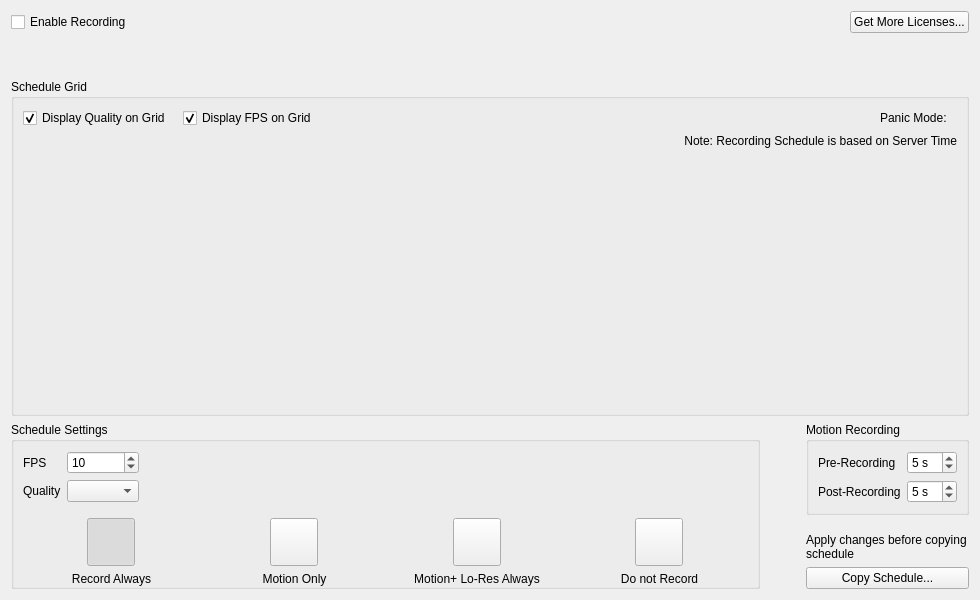
The window that client/src/ui/widgets/properties/camera_schedule_widget.ui (networkoptix/nx_open) describes before a commit, drawn with Qt 5.
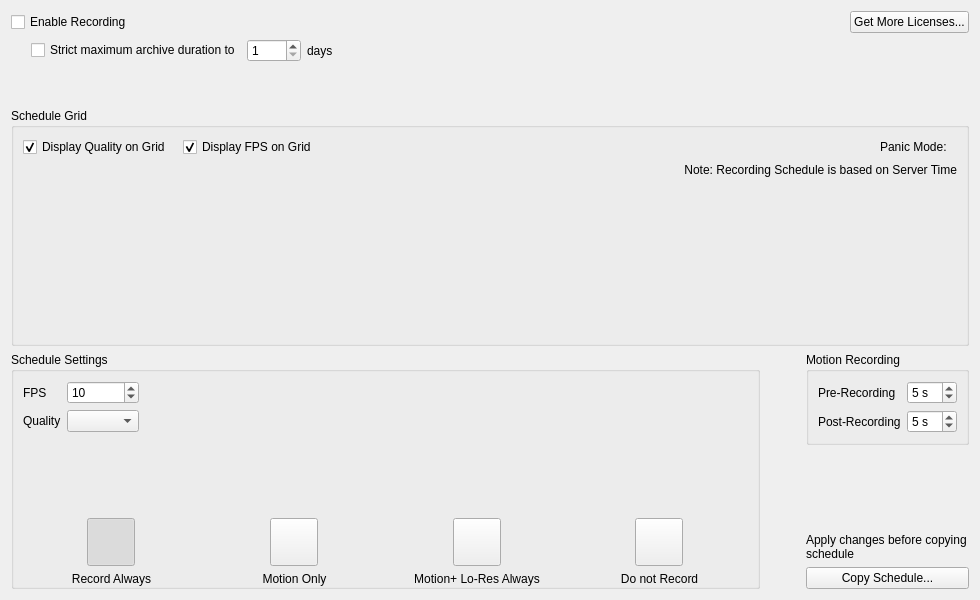
The same window after the commit. Custom widgets are drawn as their Qt base class.

Commit message:
max archive range started
<==== Mercurial data ====>
Branch: max_archive

Patch:
```diff
--- a/client/src/ui/widgets/properties/camera_schedule_widget.ui
+++ b/client/src/ui/widgets/properties/camera_schedule_widget.ui
@@ -19,7 +19,7 @@
   <property name="windowTitle">
    <string>Camera Schedule Editor</string>
   </property>
-  <layout class="QVBoxLayout" name="verticalLayout_8" stretch="0,0,0,1,0">
+  <layout class="QVBoxLayout" name="verticalLayout_6">
    <item>
     <layout class="QHBoxLayout" name="horizontalLayout_2">
      <item>
@@ -61,6 +61,63 @@
      </item>
     </layout>
    </item>
+   <item>
+    <layout class="QGridLayout" name="gridLayout">
+     <item row="0" column="3">
+      <widget class="QSpinBox" name="spinBoxMaxDays">
+       <property name="minimum">
+        <number>1</number>
+       </property>
+       <property name="maximum">
+        <number>9999</number>
+       </property>
+      </widget>
+     </item>
+     <item row="0" column="5">
+      <spacer name="horizontalSpacer_5">
+       <property name="orientation">
+        <enum>Qt::Horizontal</enum>
+       </property>
+       <property name="sizeHint" stdset="0">
+        <size>
+         <width>40</width>
+         <height>20</height>
+        </size>
+       </property>
+      </spacer>
+     </item>
+     <item row="0" column="1">
+      <widget class="QCheckBox" name="checkBoxMaxArchive">
+       <property name="text">
+        <string>Strict maximum archive duration to</string>
+       </property>
+      </widget>
+     </item>
+     <item row="0" column="0">
+      <spacer name="horizontalSpacer_6">
+       <property name="orientation">
+        <enum>Qt::Horizontal</enum>
+       </property>
+       <property name="sizeType">
+        <enum>QSizePolicy::Fixed</enum>
+       </property>
+       <property name="sizeHint" stdset="0">
+        <size>
+         <width>20</width>
+         <height>20</height>
+        </size>
+       </property>
+      </spacer>
+     </item>
+     <item row="0" column="4">
+      <widget class="QLabel" name="maxArchiveLabel">
+       <property name="text">
+        <string>days</string>
+       </property>
+      </widget>
+     </item>
+    </layout>
+   </item>
    <item>
     <widget class="QLabel" name="digitalLicensesLabel">
      <property name="text">
```
The commit also changes 17 other files.
